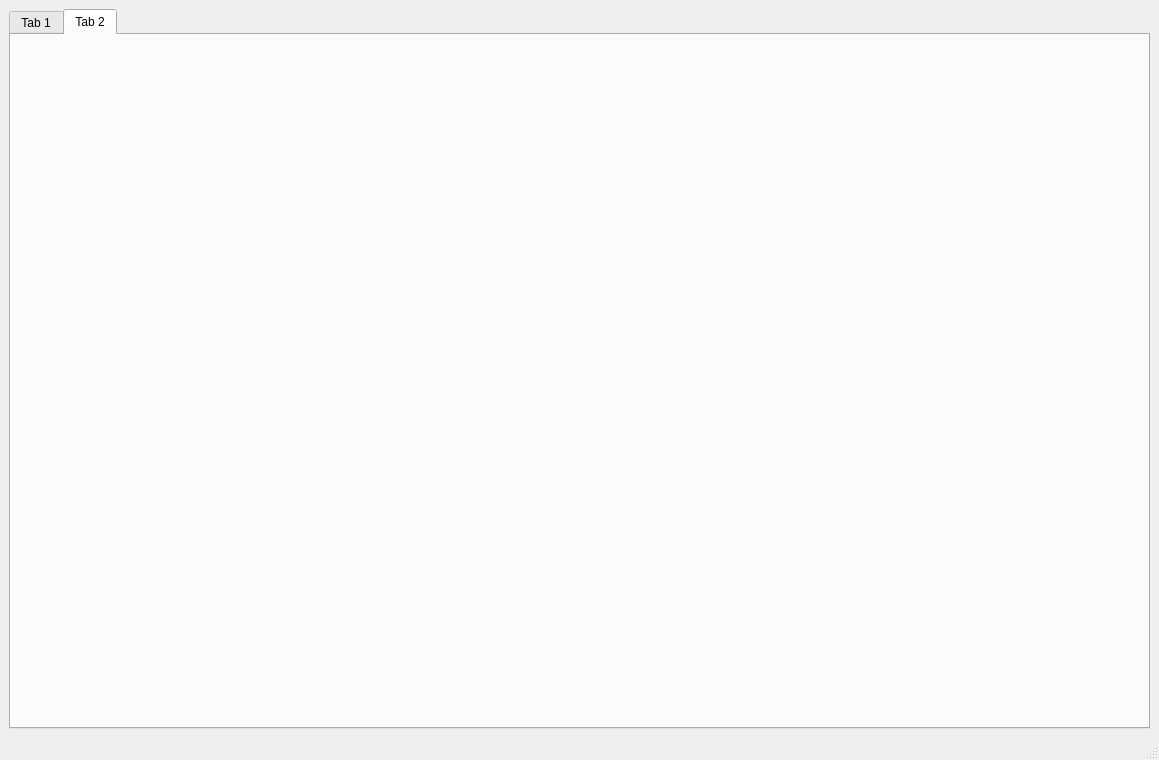
Old version of the form gui/UISpectrometer.ui in the repository sergey-tomin/pyhirex.
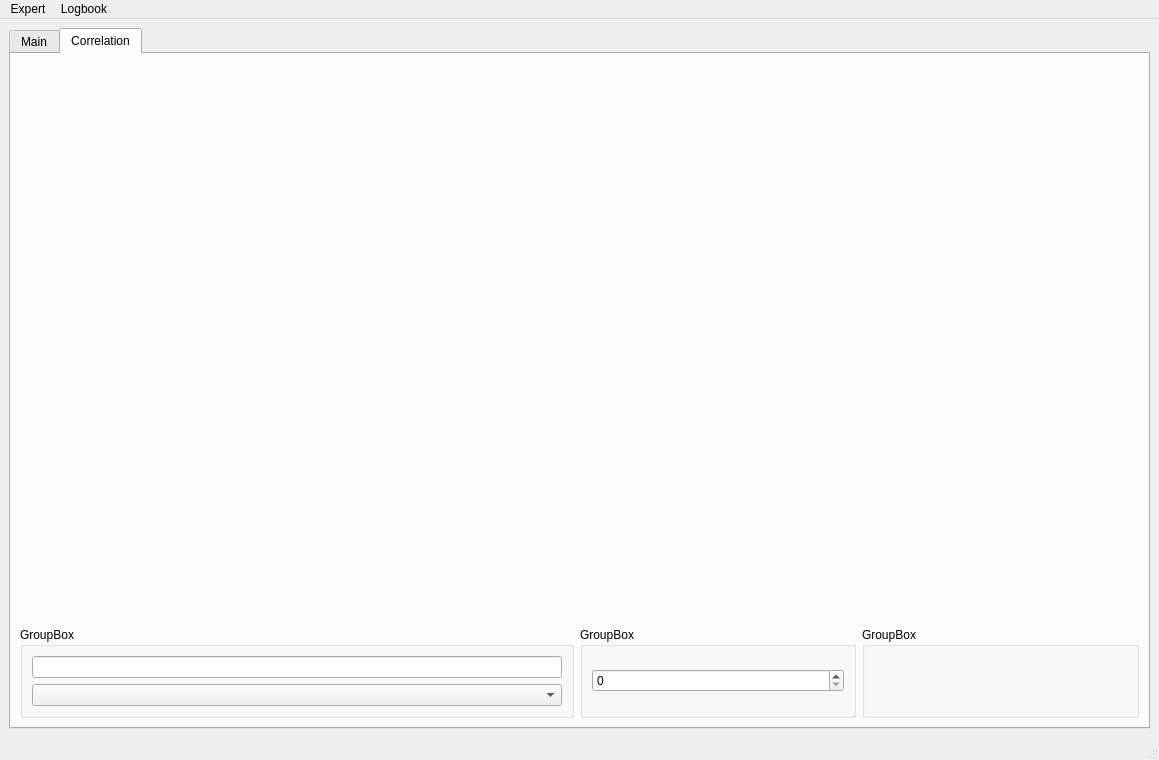
New version of the form. The open tabs and pages were chosen to show the change.

The edit to the form file:
```diff
--- a/gui/UISpectrometer.ui
+++ b/gui/UISpectrometer.ui
@@ -22,7 +22,7 @@
       </property>
       <widget class="QWidget" name="tab">
        <attribute name="title">
-        <string>Tab 1</string>
+        <string>Main</string>
        </attribute>
        <layout class="QGridLayout" name="gridLayout_10">
         <property name="leftMargin">
@@ -487,8 +487,61 @@
       </widget>
       <widget class="QWidget" name="tab_2">
        <attribute name="title">
-        <string>Tab 2</string>
+        <string>Correlation</string>
        </attribute>
+       <layout class="QGridLayout" name="gridLayout_15">
+        <item row="0" column="0" colspan="4">
+         <widget class="QWidget" name="widget_correl" native="true">
+          <property name="sizePolicy">
+           <sizepolicy hsizetype="Preferred" vsizetype="Expanding">
+            <horstretch>0</horstretch>
+            <verstretch>0</verstretch>
+           </sizepolicy>
+          </property>
+         </widget>
+        </item>
+        <item row="1" column="3">
+         <widget class="QGroupBox" name="groupBox_10">
+          <property name="title">
+           <string>GroupBox</string>
+          </property>
+         </widget>
+        </item>
+        <item row="1" column="2">
+         <widget class="QGroupBox" name="groupBox_8">
+          <property name="title">
+           <string>GroupBox</string>
+          </property>
+          <layout class="QGridLayout" name="gridLayout_17">
+           <item row="0" column="0">
+            <widget class="QSpinBox" name="spinBox"/>
+           </item>
+          </layout>
+         </widget>
+        </item>
+        <item row="1" column="0" colspan="2">
+         <widget class="QGroupBox" name="groupBox_7">
+          <property name="title">
+           <string>GroupBox</string>
+          </property>
+          <layout class="QGridLayout" name="gridLayout_16">
+           <item row="0" column="0">
+            <widget class="QLineEdit" name="le_doocs_ch">
+             <property name="sizePolicy">
+              <sizepolicy hsizetype="Preferred" vsizetype="Fixed">
+               <horstretch>0</horstretch>
+               <verstretch>0</verstretch>
+              </sizepolicy>
+             </property>
+            </widget>
+           </item>
+           <item row="1" column="0">
+            <widget class="QComboBox" name="cb_ch"/>
+           </item>
+          </layout>
+         </widget>
+        </item>
+       </layout>
       </widget>
      </widget>
     </item>
@@ -503,6 +556,20 @@
      <height>22</height>
     </rect>
    </property>
+   <widget class="QMenu" name="menuExpert">
+    <property name="title">
+     <string>Expert</string>
+    </property>
+    <addaction name="actionSettings"/>
+   </widget>
+   <widget class="QMenu" name="menuLogbook">
+    <property name="title">
+     <string>Logbook</string>
+    </property>
+    <addaction name="actionSend_to_logbook"/>
+   </widget>
+   <addaction name="menuExpert"/>
+   <addaction name="menuLogbook"/>
   </widget>
   <widget class="QStatusBar" name="statusbar"/>
  </widget>
```
Left out of the diff: 51 changed lines with no effect on the pictures.
